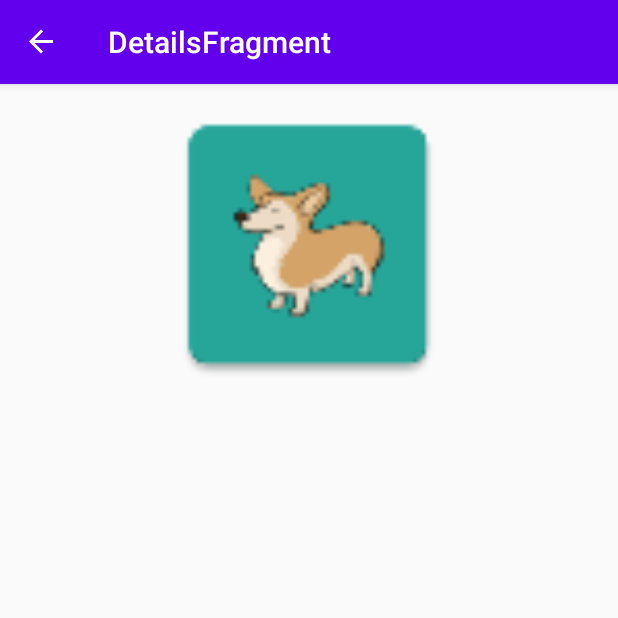
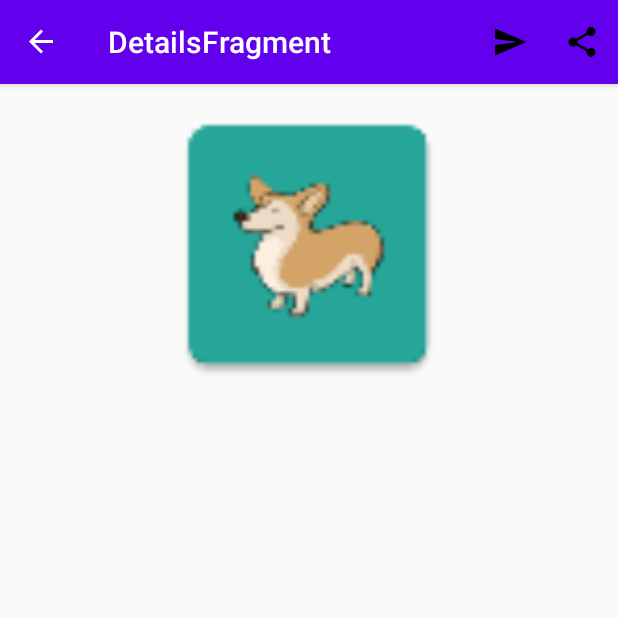
Before and after one commit to rohanwaugh/Dogs, an Android app: the DetailsFragment screen opened through its navigation route, on a phone screen of 412 x 824 dp, the top half of it. Run offline under Robolectric (Android 15) with nearby library versions, the phone set to English and light mode, and no system bars; our stand-ins replace Room's generated code, RxJava, data binding, navigation-ui; libraries missing offline, so code that uses them is left out: androidx.palette.graphics; network calls fail; pictures from the network do not load.

Commit message:
Details screen menu implementation

```diff
--- a/app/src/main/java/com/android/dogs/view/DetailsFragment.kt
+++ b/app/src/main/java/com/android/dogs/view/DetailsFragment.kt
@@ -3,10 +3,8 @@ package com.android.dogs.view
 import android.graphics.Bitmap
 import android.graphics.drawable.Drawable
 import android.os.Bundle
+import android.view.*
 import androidx.fragment.app.Fragment
-import android.view.LayoutInflater
-import android.view.View
-import android.view.ViewGroup
 import androidx.databinding.DataBindingUtil
 import androidx.lifecycle.Observer
 import androidx.lifecycle.ViewModelProvider
@@ -34,6 +32,7 @@ class DetailsFragment : Fragment() {
         inflater: LayoutInflater, container: ViewGroup?,
         savedInstanceState: Bundle?
     ): View? {
+        setHasOptionsMenu(true)
         dataBinding = DataBindingUtil.inflate<FragmentDetailsBinding>(
             LayoutInflater.from(context),
             R.layout.fragment_details,
@@ -90,4 +89,22 @@ class DetailsFragment : Fragment() {
             })
     }
 
+    override fun onCreateOptionsMenu(menu: Menu, inflater: MenuInflater) {
+        super.onCreateOptionsMenu(menu, inflater)
+        inflater.inflate(R.menu.details_menu, menu)
+    }
+
+    override fun onOptionsItemSelected(item: MenuItem): Boolean {
+        when (item.itemId) {
+            R.id.actionSendSms -> {
+
+            }
+
+            R.id.actionShare -> {
+
+            }
+        }
+        return super.onOptionsItemSelected(item)
+    }
+
 }
--- /dev/null
+++ b/app/src/main/res/drawable/ic_send.xml
@@ -0,0 +1,9 @@
+<vector xmlns:android="http://schemas.android.com/apk/res/android"
+        android:width="24dp"
+        android:height="24dp"
+        android:viewportWidth="24.0"
+        android:viewportHeight="24.0">
+    <path
+        android:fillColor="#FF000000"
+        android:pathData="M2.01,21L23,12 2.01,3 2,10l15,2 -15,2z"/>
+</vector>
--- /dev/null
+++ b/app/src/main/res/drawable/ic_share.xml
@@ -0,0 +1,9 @@
+<vector xmlns:android="http://schemas.android.com/apk/res/android"
+        android:width="24dp"
+        android:height="24dp"
+        android:viewportWidth="24.0"
+        android:viewportHeight="24.0">
+    <path
+        android:fillColor="#FF000000"
+        android:pathData="M18,16.08c-0.76,0 -1.44,0.3 -1.96,0.77L8.91,12.7c0.05,-0.23 0.09,-0.46 0.09,-0.7s-0.04,-0.47 -0.09,-0.7l7.05,-4.11c0.54,0.5 1.25,0.81 2.04,0.81 1.66,0 3,-1.34 3,-3s-1.34,-3 -3,-3 -3,1.34 -3,3c0,0.24 0.04,0.47 0.09,0.7L8.04,9.81C7.5,9.31 6.79,9 6,9c-1.66,0 -3,1.34 -3,3s1.34,3 3,3c0.79,0 1.5,-0.31 2.04,-0.81l7.12,4.16c-0.05,0.21 -0.08,0.43 -0.08,0.65 0,1.61 1.31,2.92 2.92,2.92 1.61,0 2.92,-1.31 2.92,-2.92s-1.31,-2.92 -2.92,-2.92z"/>
+</vector>
--- /dev/null
+++ b/app/src/main/res/menu/details_menu.xml
@@ -0,0 +1,17 @@
+<?xml version="1.0" encoding="utf-8"?>
+<menu xmlns:android="http://schemas.android.com/apk/res/android"
+    xmlns:app="http://schemas.android.com/apk/res-auto">
+
+    <item
+        android:id="@+id/actionSendSms"
+        android:icon="@drawable/ic_send"
+        android:title="@string/send_sms_title"
+        app:showAsAction="ifRoom" />
+
+    <item
+        android:id="@+id/actionShare"
+        android:icon="@drawable/ic_share"
+        android:title="@string/share_title"
+        app:showAsAction="ifRoom" />
+
+</menu>
--- a/app/src/main/res/values/strings.xml
+++ b/app/src/main/res/values/strings.xml
@@ -7,4 +7,6 @@
     <string name="notification_title">Dogs Notification</string>
     <string name="cache_preference_title">Cache duration in seconds</string>
     <string name="settings_title">Settings</string>
+    <string name="send_sms_title">Send SMS</string>
+    <string name="share_title">Share</string>
 </resources>
```
